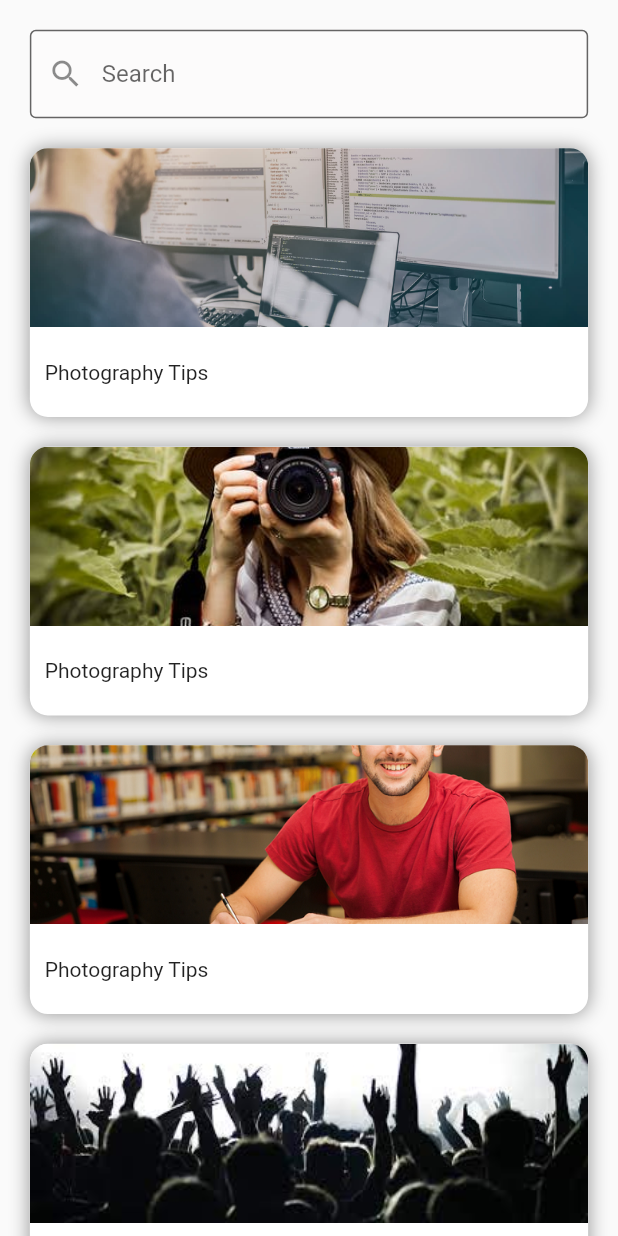
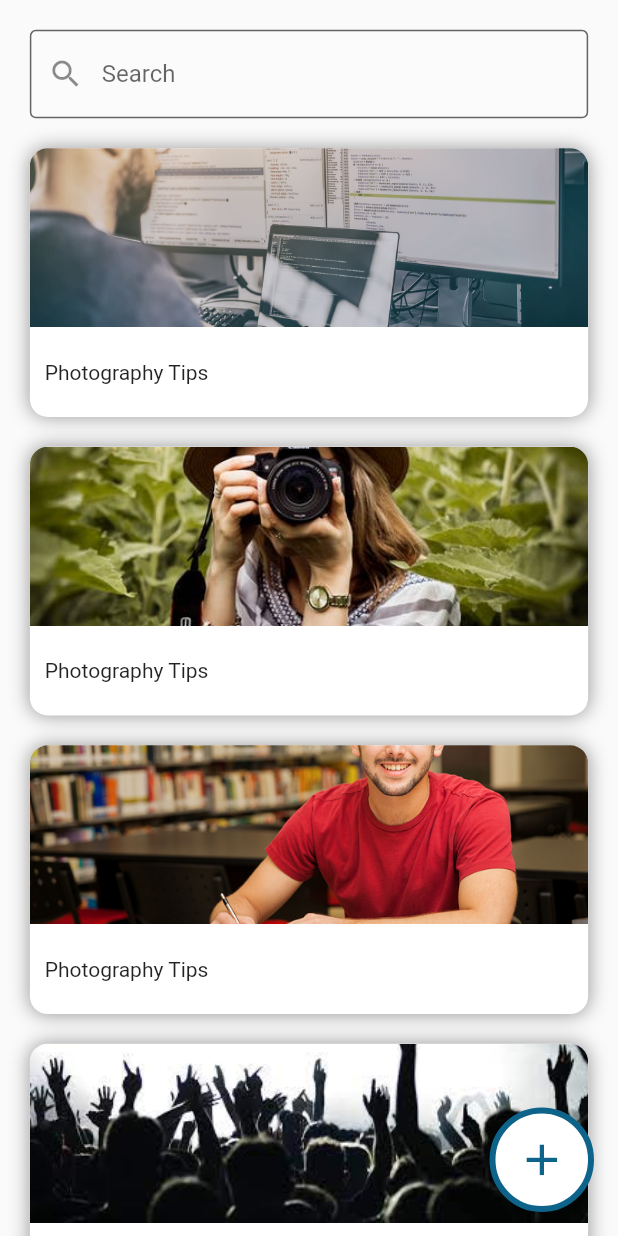
Before and after one commit to Infoshabirkhan/github_team_practice, a Flutter app: the SearchScreen screen opened directly, on a phone screen of 412 x 824 dp. Run offline on Flutter 3.47's test engine with Material 2 defaults, Android fonts, the phone set to English and light mode, and no system bars; our stand-ins replace bloc, flutter_bloc, flutter_screenutil, google_fonts.

```diff
--- a/lib/main.dart
+++ b/lib/main.dart
@@ -1,10 +1,13 @@
 import 'package:flutter/material.dart';
+import 'package:flutter/services.dart';
+import 'package:flutter/services.dart';
 import 'package:flutter_screenutil/flutter_screenutil.dart';
 import 'package:github_team_practice/view/screens/bottom_navigation_screen.dart';
 import 'package:github_team_practice/view/screens/home_screen.dart';
 import 'package:github_team_practice/view/screens/login_screen.dart';
 
 void main() {
+  SystemChrome.setSystemUIOverlayStyle(SystemUiOverlayStyle(statusBarColor: Colors.transparent, statusBarIconBrightness: Brightness.dark));
   runApp(const MyApp());
 }
 
@@ -17,6 +20,7 @@ class MyApp extends StatelessWidget {
     return ScreenUtilInit(
       builder: (BuildContext context, Widget? child) =>
      MaterialApp(
+       debugShowCheckedModeBanner: false,
         title: 'Flutter Demo',
         theme: ThemeData(
           // This is the theme of your application.
@@ -30,7 +34,7 @@ class MyApp extends StatelessWidget {
           // is not restarted.
           primarySwatch: Colors.blue,
         ),
-        home: const BottomNavigaionScreen(),
+        home: const LoginScreen(),
 
       ),
 
--- a/lib/view/screens/bottom_navigation_screen.dart
+++ b/lib/view/screens/bottom_navigation_screen.dart
@@ -19,6 +19,8 @@ class _BottomNavigaionScreenState extends State<BottomNavigaionScreen> {
 
   @override
   Widget build(BuildContext context) {
+
+
     return BlocProvider(
       create: (context) => BottomNavigationCubit(0),
       child: Scaffold(
--- a/lib/view/screens/search_search.dart
+++ b/lib/view/screens/search_search.dart
@@ -1,5 +1,6 @@
 import 'package:flutter/material.dart';
 import 'package:flutter_screenutil/flutter_screenutil.dart';
+import 'package:github_team_practice/constants/colors.dart';
 import 'package:github_team_practice/view/widgets/search_card.dart';
 
 
@@ -8,8 +9,21 @@ class SearchScreen extends StatelessWidget {
 
   @override
   Widget build(BuildContext context) {
+
+
+
     return Scaffold(
 
+    floatingActionButton: Container(
+      width: 70.sp,
+      height: 70.sp,
+      decoration: BoxDecoration(
+        shape: BoxShape.circle,
+        border: Border.all(color: AppColors.darkBlueColor, width: 4.sp),
+        color: Colors.white
+      ),
+      child: Center(child: Icon(Icons.add, color: AppColors.darkBlueColor, size: 35.sp,),),
+    ),
       body:     SafeArea(
         child: ListView(
 
```
Also changed, not shown: lib/view/screens/login_screen.dart (+8 -1 lines).
